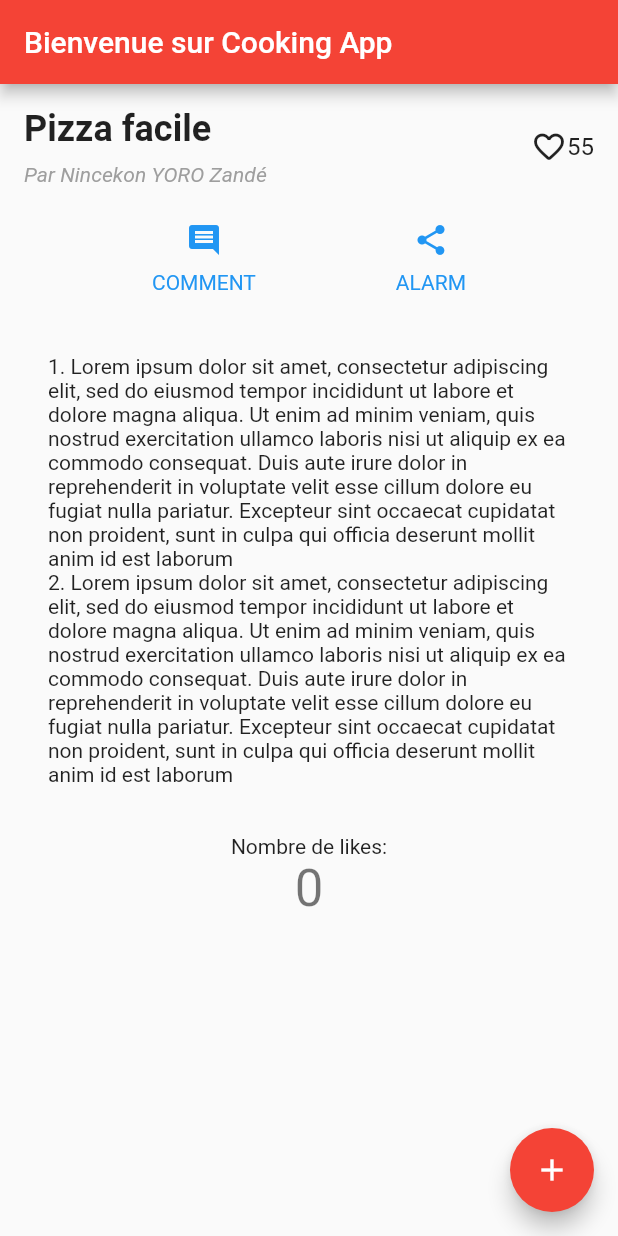
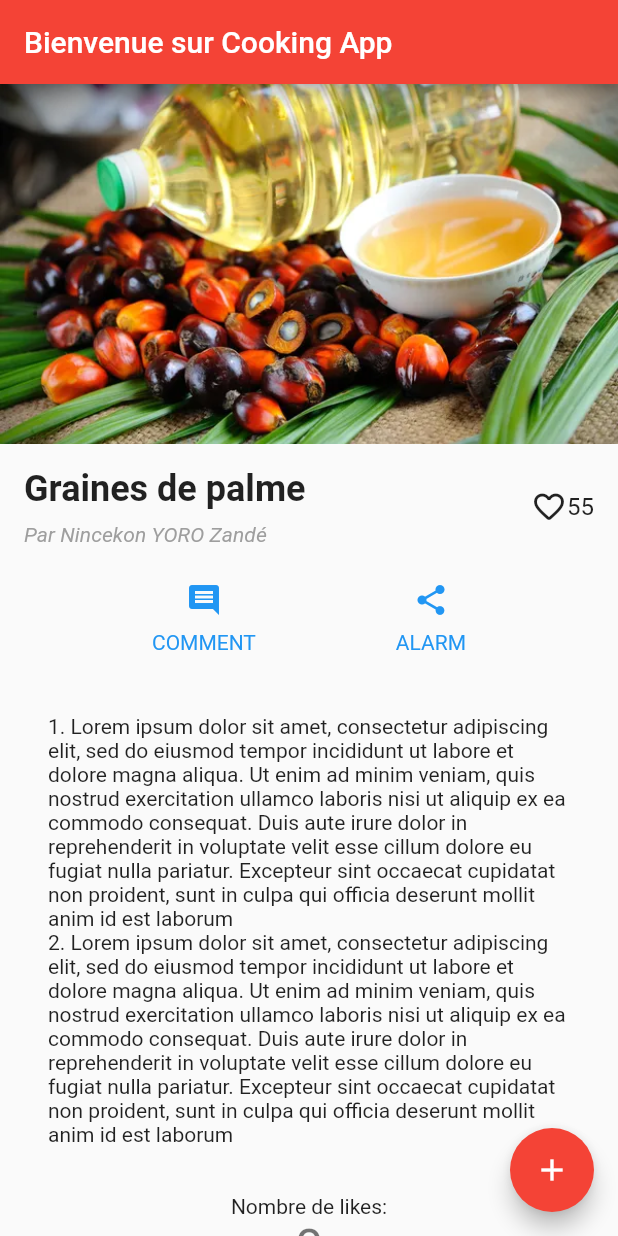
Before and after one commit to Nincekon/david_silvera_sample, a Flutter app: the screen it shows after launch, on a phone screen of 412 x 824 dp. Run offline on Flutter 3.47's test engine with Material 2 defaults, Android fonts, the phone set to English and light mode, and no system bars.

Commit message:
Feature: Image management

```diff
--- a/lib/main.dart
+++ b/lib/main.dart
@@ -1,4 +1,6 @@
 import 'package:flutter/material.dart';
+// import 'package:transparent_image/transparent_image.dart';
+// import 'package:cached_network_image/cached_network_image.dart';
 
 void main() {
   runApp(const MyApp());
@@ -11,6 +13,7 @@ class MyApp extends StatelessWidget {
   @override
   Widget build(BuildContext context) {
     return MaterialApp(
+      debugShowCheckedModeBanner: false,
       title: 'David sample',
       theme: ThemeData(
         // This is the theme of your application.
@@ -74,7 +77,7 @@ class _MyHomePageState extends State<MyHomePage> {
               Container(
                 padding: const EdgeInsets.only(bottom: 8),
                 child: Text(
-                  "Pizza facile",
+                  "Graines de palme",
                   style: TextStyle(
                     fontWeight: FontWeight.bold,
                     fontSize: 24,
@@ -155,6 +158,62 @@ class _MyHomePageState extends State<MyHomePage> {
       body: ListView(
         children: [
 
+          // To load an image from a remote server
+          // Image.network(
+            // 'https://example.com/image.png',
+            // width: 600,
+            // height: 240,
+            // fit: BoxFit.cover,
+          // ),
+
+          // To load an image with cached copy from a remote server
+          // CachedNetworkImage(
+            // placeholder: (content, url) => Center(child: CircularProgressIndicator()),
+            // errorWidget: (context, url, error) => Icon(Icons.error),
+            // image: 'https://example.com/image.png',
+            // width: 600,
+            // height: 240,
+            // fit: BoxFit.cover,
+          // ),
+
+          // To load an image with an animation from a remote server
+          // FadeInImage.memoryNetwork(
+            // placeholder: kTransparentImage,
+            // image: 'https://example.com/image.png',
+            // width: 600,
+            // height: 240,
+            // fit: BoxFit.cover,
+          // ),
+
+          // To load an image with a loader from a remote server
+            // Stack(
+              // children: [
+                // Container(
+                  // width: 600,
+                  // height: 240,
+                  // child: Center(child: CircularProgressIndicator()),
+
+                // ),
+
+                // FadeInImage.memoryNetwork(
+                  // placeholder: kTransparentImage,
+                  // image: 'https://example.com/image.png',
+                  // width: 600,
+                  // height: 240,
+                  // fit: BoxFit.cover,
+                // ),
+              // ]
+            // ),
+
+
+          Image.asset(
+              "images/graines_palme.jpg",
+            width: 600,
+            height: 240,
+            fit: BoxFit.cover,
+          ),
+
+
           titleSection,
 
           buttonSection,
--- a/pubspec.yaml
+++ b/pubspec.yaml
@@ -27,6 +27,8 @@ environment:
 # the latest version available on pub.dev. To see which dependencies have newer
 # versions available, run `flutter pub outdated`.
 dependencies:
+  transparent_image: ^2.0.0
+  cached_network_image: ^3.2.1
   flutter:
     sdk: flutter
 
@@ -58,8 +60,8 @@ flutter:
   uses-material-design: true
 
   # To add assets to your application, add an assets section, like this:
-  # assets:
-  #   - images/a_dot_burr.jpeg
+  assets:
+    - images/graines_palme.jpg
   #   - images/a_dot_ham.jpeg
 
   # An image asset can refer to one or more resolution-specific "variants", see
```
Also changed, not shown: images/graines_palme.jpg (added), pubspec.lock.
